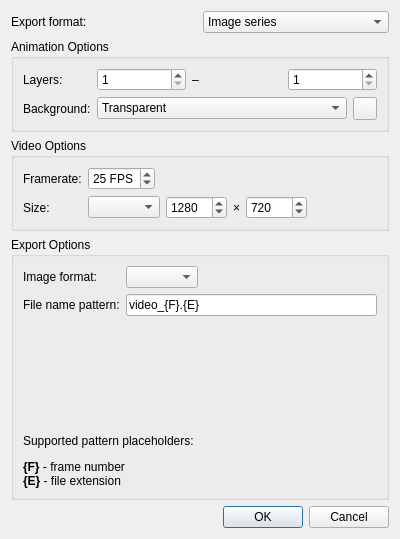
Old version of the form src/desktop/ui/videoexport.ui in the repository drawpile/Drawpile.
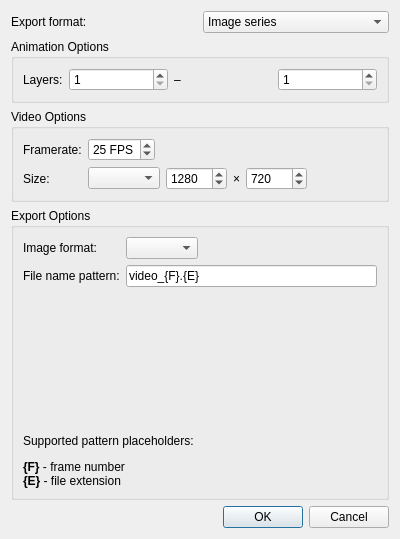
New version of the form. Icons and pictures are not drawn. Custom widgets are drawn as their Qt base class.

Commit message:
Remove background layer concept
Replaced by the new canvas background feature, which mostly does
the same thing.

The edit to the form file:
```diff
--- a/src/desktop/ui/videoexport.ui
+++ b/src/desktop/ui/videoexport.ui
@@ -85,39 +85,6 @@
         </item>
        </layout>
       </item>
-      <item row="2" column="0">
-       <widget class="QLabel" name="label_10">
-        <property name="text">
-         <string>Background:</string>
-        </property>
-       </widget>
-      </item>
-      <item row="2" column="1">
-       <layout class="QHBoxLayout" name="horizontalLayout_3">
-        <item>
-         <widget class="QComboBox" name="animBg">
-          <item>
-           <property name="text">
-            <string>Transparent</string>
-           </property>
-          </item>
-          <item>
-           <property name="text">
-            <string>Bottom layer</string>
-           </property>
-          </item>
-          <item>
-           <property name="text">
-            <string>Solid color</string>
-           </property>
-          </item>
-         </widget>
-        </item>
-        <item>
-         <widget class="ColorButton" name="animBgColor"/>
-        </item>
-       </layout>
-      </item>
      </layout>
     </widget>
    </item>
@@ -562,13 +529,6 @@
    </item>
   </layout>
  </widget>
- <customwidgets>
-  <customwidget>
-   <class>ColorButton</class>
-   <extends>QToolButton</extends>
-   <header>widgets/colorbutton.h</header>
-  </customwidget>
- </customwidgets>
  <resources/>
  <connections>
   <connection>
```
The commit also changes 12 other files.
